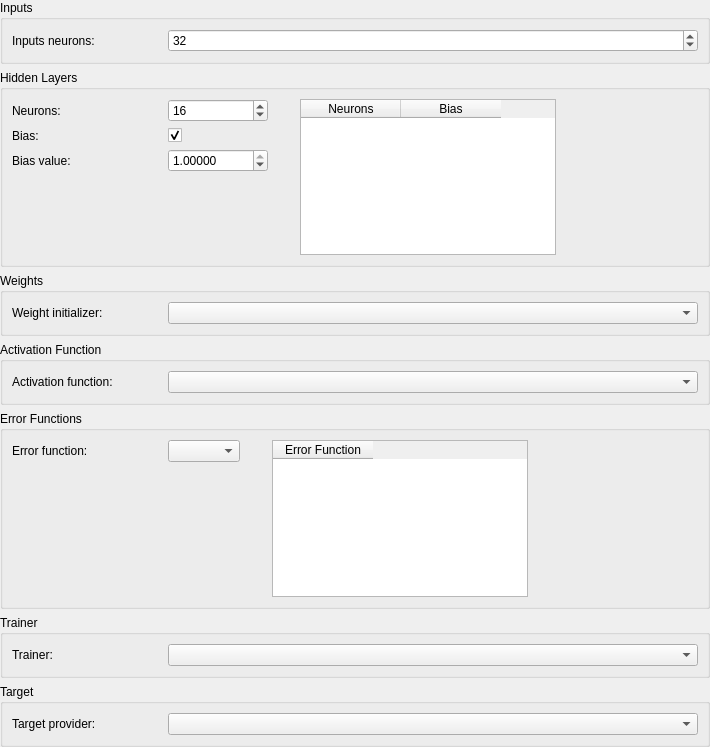
Qt form code/interface/vicomposedwidgets/forms/vineuralselectorwidget.ui (visore/Visore) before a commit.
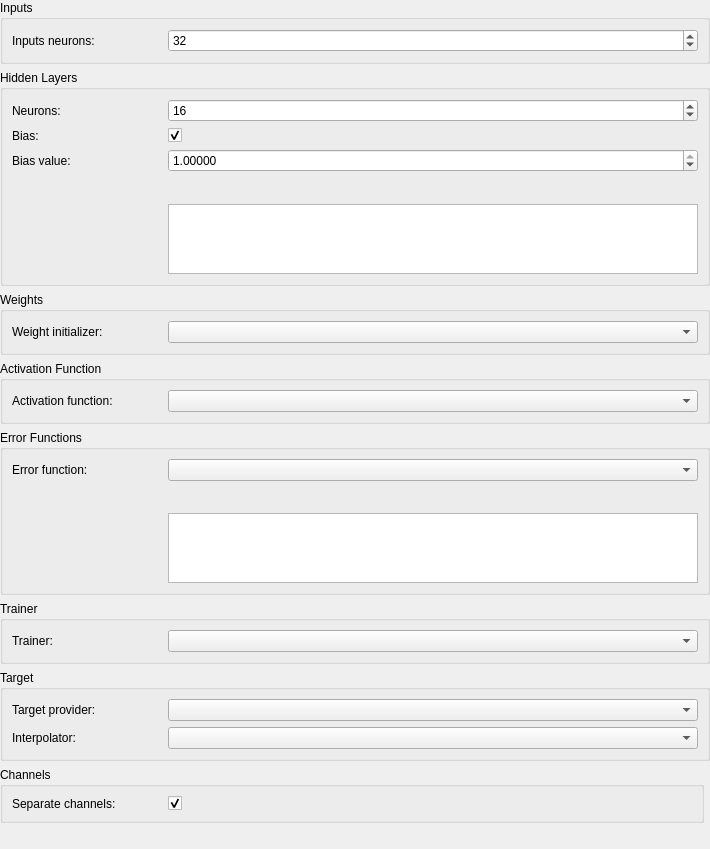
The same form after that commit. Custom widgets are drawn as their Qt base class.

```diff
--- a/code/interface/vicomposedwidgets/forms/vineuralselectorwidget.ui
+++ b/code/interface/vicomposedwidgets/forms/vineuralselectorwidget.ui
@@ -35,38 +35,7 @@
    <property name="bottomMargin">
     <number>0</number>
    </property>
-   <item row="7" column="1">
-    <widget class="QGroupBox" name="groupBox_6">
-     <property name="title">
-      <string>Trainer</string>
-     </property>
-     <layout class="QGridLayout" name="gridLayout_10">
-      <item row="0" column="0">
-       <widget class="QLabel" name="label_8">
-        <property name="minimumSize">
-         <size>
-          <width>150</width>
-          <height>0</height>
-         </size>
-        </property>
-        <property name="maximumSize">
-         <size>
-          <width>150</width>
-          <height>16777215</height>
-         </size>
-        </property>
-        <property name="text">
-         <string>Trainer:</string>
-        </property>
-       </widget>
-      </item>
-      <item row="0" column="1">
-       <widget class="QComboBox" name="trainerComboBox"/>
-      </item>
-     </layout>
-    </widget>
-   </item>
-   <item row="4" column="1">
+   <item row="4" column="0" colspan="2">
     <widget class="QGroupBox" name="groupBox_4">
      <property name="title">
       <string>Activation Function</string>
@@ -97,7 +66,251 @@
      </layout>
     </widget>
    </item>
-   <item row="0" column="1">
+   <item row="7" column="0" colspan="2">
+    <widget class="QGroupBox" name="groupBox_6">
+     <property name="title">
+      <string>Trainer</string>
+     </property>
+     <layout class="QGridLayout" name="gridLayout_10">
+      <item row="0" column="0">
+       <widget class="QLabel" name="label_8">
+        <property name="minimumSize">
+         <size>
+          <width>150</width>
+          <height>0</height>
+         </size>
+        </property>
+        <property name="maximumSize">
+         <size>
+          <width>150</width>
+          <height>16777215</height>
+         </size>
+        </property>
+        <property name="text">
+         <string>Trainer:</string>
+        </property>
+       </widget>
+      </item>
+      <item row="0" column="1">
+       <widget class="QComboBox" name="trainerComboBox"/>
+      </item>
+     </layout>
+    </widget>
+   </item>
+   <item row="1" column="0" colspan="2">
+    <widget class="QGroupBox" name="groupBox">
+     <property name="title">
+      <string>Hidden Layers</string>
+     </property>
+     <layout class="QGridLayout" name="gridLayout_2">
+      <item row="2" column="1" colspan="7">
+       <widget class="QDoubleSpinBox" name="biasValueSpinBox">
+        <property name="minimumSize">
+         <size>
+          <width>100</width>
+          <height>0</height>
+         </size>
+        </property>
+        <property name="decimals">
+         <number>5</number>
+        </property>
+        <property name="maximum">
+         <double>1.000000000000000</double>
+        </property>
+        <property name="singleStep">
+         <double>0.001000000000000</double>
+        </property>
+        <property name="value">
+         <double>1.000000000000000</double>
+        </property>
+       </widget>
+      </item>
+      <item row="0" column="0">
+       <widget class="QLabel" name="label_3">
+        <property name="minimumSize">
+         <size>
+          <width>150</width>
+          <height>0</height>
+         </size>
+        </property>
+        <property name="maximumSize">
+         <size>
+          <width>150</width>
+          <height>16777215</height>
+         </size>
+        </property>
+        <property name="text">
+         <string>Neurons:</string>
+        </property>
+       </widget>
+      </item>
+      <item row="4" column="6">
+       <widget class="ViButton" name="hiddenLayerRemove" native="true"/>
+      </item>
+      <item row="4" column="7">
+       <spacer name="horizontalSpacer_4">
+        <property name="orientation">
+         <enum>Qt::Horizontal</enum>
+        </property>
+        <property name="sizeHint" stdset="0">
+         <size>
+          <width>40</width>
+          <height>20</height>
+         </size>
+        </property>
+       </spacer>
+      </item>
+      <item row="4" column="3" colspan="3">
+       <widget class="ViButton" name="hiddenLayerAdd" native="true"/>
+      </item>
+      <item row="0" column="1" colspan="7">
+       <widget class="QSpinBox" name="hiddenNeuronsSpinBox">
+        <property name="minimumSize">
+         <size>
+          <width>100</width>
+          <height>0</height>
+         </size>
+        </property>
+        <property name="minimum">
+         <number>1</number>
+        </property>
+        <property name="maximum">
+         <number>1024</number>
+        </property>
+        <property name="value">
+         <number>16</number>
+        </property>
+       </widget>
+      </item>
+      <item row="1" column="1" colspan="7">
+       <widget class="QCheckBox" name="biasCheckBox">
+        <property name="maximumSize">
+         <size>
+          <width>16777215</width>
+          <height>16777215</height>
+         </size>
+        </property>
+        <property name="text">
+         <string/>
+        </property>
+        <property name="checked">
+         <bool>true</bool>
+        </property>
+       </widget>
+      </item>
+      <item row="1" column="0">
+       <widget class="QLabel" name="label_4">
+        <property name="minimumSize">
+         <size>
+          <width>150</width>
+          <height>0</height>
+         </size>
+        </property>
+        <property name="maximumSize">
+         <size>
+          <width>150</width>
+          <height>16777215</height>
+         </size>
+        </property>
+        <property name="text">
+         <string>Bias:</string>
+        </property>
+       </widget>
+      </item>
+      <item row="2" column="0">
+       <widget class="QLabel" name="biasValueLabel">
+        <property name="text">
+         <string>Bias value:</string>
+        </property>
+       </widget>
+      </item>
+      <item row="6" column="1" colspan="7">
+       <widget class="QListWidget" name="hiddenLayerList">
+        <property name="maximumSize">
+         <size>
+          <width>16777215</width>
+          <height>100</height>
+         </size>
+        </property>
+        <property name="selectionMode">
+         <enum>QAbstractItemView::ExtendedSelection</enum>
+        </property>
+       </widget>
+      </item>
+      <item row="4" column="1">
+       <spacer name="horizontalSpacer">
+        <property name="orientation">
+         <enum>Qt::Horizontal</enum>
+        </property>
+        <property name="sizeHint" stdset="0">
+         <size>
+          <width>40</width>
+          <height>20</height>
+         </size>
+        </property>
+       </spacer>
+      </item>
+     </layout>
+    </widget>
+   </item>
+   <item row="8" column="0" colspan="2">
+    <widget class="QGroupBox" name="groupBox_7">
+     <property name="title">
+      <string>Target</string>
+     </property>
+     <layout class="QGridLayout" name="gridLayout_9">
+      <item row="0" column="0">
+       <widget class="QLabel" name="label_7">
+        <property name="minimumSize">
+         <size>
+          <width>150</width>
+          <height>0</height>
+         </size>
+        </property>
+        <property name="maximumSize">
+         <size>
+          <width>150</width>
+          <height>16777215</height>
+         </size>
+        </property>
+        <property name="text">
+         <string>Target provider:</string>
+        </property>
+       </widget>
+      </item>
+      <item row="0" column="1">
+       <widget class="QComboBox" name="targetProviderComboBox"/>
+      </item>
+      <item row="1" column="0">
+       <widget class="QLabel" name="interpolatorLabel">
+        <property name="text">
+         <string>Interpolator:</string>
+        </property>
+       </widget>
+      </item>
+      <item row="1" column="1">
+       <widget class="QComboBox" name="interpolatorComboBox"/>
+      </item>
+     </layout>
+    </widget>
+   </item>
+   <item row="10" column="0">
+    <spacer name="horizontalSpacer_5">
+     <property name="orientation">
+      <enum>Qt::Horizontal</enum>
+     </property>
+     <property name="sizeHint" stdset="0">
+      <size>
+       <width>40</width>
+       <height>20</height>
+      </size>
+     </property>
+    </spacer>
+   </item>
+   <item row="10" column="1">
+    <widget class="ViButton" name="processButton" native="true"/>
+   </item>
+   <item row="0" column="0" colspan="2">
     <widget class="QGroupBox" name="groupBox_3">
      <property name="title">
       <string>Inputs</string>
@@ -138,7 +351,7 @@
      </layout>
     </widget>
    </item>
-   <item row="3" column="1">
+   <item row="3" column="0" colspan="2">
     <widget class="QGroupBox" name="groupBox_5">
      <property name="title">
       <string>Weights</string>
@@ -169,96 +382,13 @@
      </layout>
     </widget>
    </item>
-   <item row="8" column="1">
-    <widget class="QGroupBox" name="groupBox_7">
-     <property name="title">
-      <string>Target</string>
-     </property>
-     <layout class="QGridLayout" name="gridLayout_9">
-      <item row="0" column="0">
-       <widget class="QLabel" name="label_7">
-        <property name="minimumSize">
-         <size>
-          <width>150</width>
-          <height>0</height>
-         </size>
-        </property>
-        <property name="maximumSize">
-         <size>
-          <width>150</width>
-          <height>16777215</height>
-         </size>
-        </property>
-        <property name="text">
-         <string>Target provider:</string>
-        </property>
-       </widget>
-      </item>
-      <item row="0" column="1">
-       <widget class="QComboBox" name="targetProviderComboBox"/>
-      </item>
-     </layout>
-    </widget>
-   </item>
-   <item row="6" column="1">
+   <item row="6" column="0" colspan="2">
     <widget class="QGroupBox" name="groupBox_2">
      <property name="title">
       <string>Error Functions</string>
      </property>
      <layout class="QGridLayout" name="gridLayout_5">
-      <item row="0" column="0">
-       <widget class="QWidget" name="widget_3" native="true">
-        <layout class="QGridLayout" name="gridLayout_11">
-         <property name="leftMargin">
-          <number>0</number>
-         </property>
-         <property name="topMargin">
-          <number>0</number>
-         </property>
-         <property name="rightMargin">
-          <number>0</number>
-         </property>
-         <property name="bottomMargin">
-          <number>0</number>
-         </property>
-         <item row="0" column="0">
-          <widget class="QLabel" name="label_6">
-           <property name="minimumSize">
-            <size>
-             <width>150</width>
-             <height>0</height>
-            </size>
-           </property>
-           <property name="maximumSize">
-            <size>
-             <width>150</width>
-             <height>16777215</height>
-            </size>
-           </property>
-           <property name="text">
-            <string>Error function:</string>
-           </property>
-          </widget>
-         </item>
-         <item row="0" column="1">
-          <widget class="QComboBox" name="errorFunctionComboBox"/>
-         </item>
-        </layout>
-       </widget>
-      </item>
-      <item row="0" column="2" rowspan="2">
-       <widget class="ViTableWidget" name="errorFunctionTable">
-        <property name="selectionBehavior">
-         <enum>QAbstractItemView::SelectRows</enum>
-        </property>
-        <column>
-         <property name="text">
-          <string>Error Function</string>
-         </property>
-        </column>
-       </widget>
-      </item>
-      <item row="0" column="3" rowspan="2">
+      <item row="1" column="4">
        <spacer name="horizontalSpacer_2">
         <property name="orientation">
          <enum>Qt::Horizontal</enum>
@@ -271,200 +401,35 @@
         </property>
        </spacer>
       </item>
-      <item row="1" column="0">
-       <spacer name="verticalSpacer_6">
-        <property name="orientation">
-         <enum>Qt::Vertical</enum>
+      <item row="0" column="0">
+       <widget class="QLabel" name="label_6">
+        <property name="minimumSize">
+         <size>
+          <width>150</width>
+          <height>0</height>
+         </size>
         </property>
-        <property name="sizeHint" stdset="0">
+        <property name="maximumSize">
          <size>
-          <width>20</width>
-          <height>40</height>
+          <width>150</width>
+          <height>16777215</height>
          </size>
         </property>
-       </spacer>
-      </item>
-      <item row="0" column="1" rowspan="2">
-       <widget class="QWidget" name="widget_4" native="true">
-        <layout class="QGridLayout" name="gridLayout_12">
-         <property name="leftMargin">
-          <number>0</number>
-         </property>
-         <property name="topMargin">
-          <number>0</number>
-         </property>
-         <property name="rightMargin">
-          <number>0</number>
-         </property>
-         <property name="bottomMargin">
-          <number>0</number>
-         </property>
-         <item row="2" column="0">
-          <widget class="ViButton" name="errorFunctionRemove" native="true"/>
-         </item>
-         <item row="0" column="0">
-          <spacer name="verticalSpacer_4">
-           <property name="orientation">
-            <enum>Qt::Vertical</enum>
-           </property>
-           <property name="sizeHint" stdset="0">
-            <size>
-             <width>20</width>
-             <height>40</height>
-            </size>
-           </property>
-          </spacer>
-         </item>
-         <item row="1" column="0">
-          <widget class="ViButton" name="errorFunctionAdd" native="true"/>
-         </item>
-         <item row="3" column="0">
-          <spacer name="verticalSpacer_5">
-           <property name="orientation">
-            <enum>Qt::Vertical</enum>
-           </property>
-           <property name="sizeHint" stdset="0">
-            <size>
-             <width>20</width>
-             <height>40</height>
-            </size>
-           </property>
-          </spacer>
-         </item>
-        </layout>
+        <property name="text">
+         <string>Error function:</string>
+        </property>
        </widget>
       </item>
-     </layout>
-    </widget>
-   </item>
-   <item row="1" column="1">
-    <widget class="QGroupBox" name="groupBox">
-     <property name="title">
-      <string>Hidden Layers</string>
-     </property>
-     <layout class="QGridLayout" name="gridLayout_2">
-      <item row="0" column="3" rowspan="4">
-       <widget class="QWidget" name="widget_2" native="true">
-        <layout class="QGridLayout" name="gridLayout_4">
-         <property name="leftMargin">
-          <number>0</number>
-         </property>
-         <property name="topMargin">
-          <number>0</number>
-         </property>
-         <property name="rightMargin">
-          <number>0</number>
-         </property>
-         <property name="bottomMargin">
-          <number>0</number>
-         </property>
-         <item row="1" column="1">
-          <widget class="QCheckBox" name="biasCheckBox">
-           <property name="maximumSize">
-            <size>
-             <width>16777215</width>
-             <height>16777215</height>
-            </size>
-           </property>
-           <property name="text">
-            <string/>
-           </property>
-           <property name="checked">
-            <bool>true</bool>
-           </property>
-          </widget>
-         </item>
-         <item row="0" column="1">
-          <widget class="QSpinBox" name="hiddenNeuronsSpinBox">
-           <property name="minimumSize">
-            <size>
-             <width>100</width>
-             <height>0</height>
-            </size>
-           </property>
-           <property name="minimum">
-            <number>1</number>
-           </property>
-           <property name="maximum">
-            <number>1024</number>
-           </property>
-           <property name="value">
-            <number>16</number>
-           </property>
-          </widget>
-         </item>
-         <item row="2" column="1">
-          <widget class="QDoubleSpinBox" name="biasValueSpinBox">
-           <property name="minimumSize">
-            <size>
-             <width>100</width>
-             <height>0</height>
-            </size>
-           </property>
-           <property name="decimals">
-            <number>5</number>
-           </property>
-           <property name="maximum">
-            <double>1.000000000000000</double>
-           </property>
-           <property name="singleStep">
-            <double>0.001000000000000</double>
-           </property>
-           <property name="value">
-            <double>1.000000000000000</double>
-           </property>
-          </widget>
-         </item>
-         <item row="0" column="0">
-          <widget class="QLabel" name="label_3">
-           <property name="minimumSize">
-            <size>
-             <width>150</width>
-             <height>0</height>
-            </size>
-           </property>
-           <property name="maximumSize">
-            <size>
-             <width>150</width>
-             <height>16777215</height>
-            </size>
-           </property>
-           <property name="text">
-            <string>Neurons:</string>
-           </property>
-          </widget>
-         </item>
-         <item row="1" column="0">
-          <widget class="QLabel" name="label_4">
-           <property name="minimumSize">
-            <size>
-             <width>150</width>
-             <height>0</height>
-            </size>
-           </property>
-           <property name="maximumSize">
-            <size>
-             <width>150</width>
-             <height>16777215</height>
-            </size>
-           </property>
-           <property name="text">
-            <string>Bias:</string>
-           </property>
-          </widget>
-         </item>
-         <item row="2" column="0">
-          <widget class="QLabel" name="biasValueLabel">
-           <property name="text">
-            <string>Bias value:</string>
-           </property>
-          </widget>
-         </item>
-        </layout>
+      <item row="1" column="2">
+       <widget class="ViButton" name="errorFunctionAdd" native="true">
+        <zorder>errorFunctionRemove</zorder>
        </widget>
       </item>
-      <item row="0" column="7" rowspan="4">
-       <spacer name="horizontalSpacer">
+      <item row="1" column="3">
+       <widget class="ViButton" name="errorFunctionRemove" native="true"/>
+      </item>
+      <item row="1" column="1">
+       <spacer name="horizontalSpacer_3">
         <property name="orientation">
          <enum>Qt::Horizontal</enum>
         </property>
@@ -476,87 +441,52 @@
         </property>
        </spacer>
       </item>
-      <item row="0" column="6" rowspan="5">
-       <widget class="ViTableWidget" name="hiddenLayerTable">
+      <item row="2" column="1" rowspan="2" colspan="4">
+       <widget class="QListWidget" name="errorFunctionList">
+        <property name="maximumSize">
+         <size>
+          <width>16777215</width>
+          <height>100</height>
+         </size>
+        </property>
         <property name="selectionMode">
          <enum>QAbstractItemView::ExtendedSelection</enum>
         </property>
-        <property name="selectionBehavior">
-         <enum>QAbstractItemView::SelectRows</enum>
-        </property>
-        <column>
-         <property name="text">
-          <string>Neurons</string>
-         </property>
-        </column>
-        <column>
-         <property name="text">
-          <string>Bias</string>
-         </property>
-        </column>
        </widget>
       </item>
-      <item row="4" column="3">
-       <spacer name="verticalSpacer_3">
-        <property name="orientation">
-         <enum>Qt::Vertical</enum>
-        </property>
-        <property name="sizeHint" stdset="0">
+      <item row="0" column="1" colspan="4">
+       <widget class="QComboBox" name="errorFunctionComboBox"/>
+      </item>
+     </layout>
+    </widget>
+   </item>
+   <item row="9" column="0">
+    <widget class="QGroupBox" name="groupBox_8">
+     <property name="title">
+      <string>Channels</string>
+     </property>
+     <layout class="QGridLayout" name="gridLayout_3">
+      <item row="0" column="0">
+       <widget class="QLabel" name="label_9">
+        <property name="maximumSize">
          <size>
-          <width>20</width>
-          <height>40</height>
+          <width>150</width>
+          <height>16777215</height>
          </size>
         </property>
-       </spacer>
+        <property name="text">
+         <string>Separate channels:</string>
+        </property>
+       </widget>
       </item>
-      <item row="0" column="4" rowspan="5">
-       <widget class="QWidget" name="widget" native="true">
-        <layout class="QGridLayout" name="gridLayout_3">
-         <property name="leftMargin">
-          <number>0</number>
-         </property>
-         <property name="topMargin">
-          <number>0</number>
-         </property>
-         <property name="rightMargin">
-          <number>0</number>
-         </property>
-         <property name="bottomMargin">
-          <number>0</number>
-         </property>
-         <item row="1" column="0">
-          <widget class="ViButton" name="hiddenLayerAdd" native="true"/>
-         </item>
-         <item row="3" column="0">
-          <widget class="ViButton" name="hiddenLayerRemove" native="true"/>
-         </item>
-         <item row="4" column="0">
-          <spacer name="verticalSpacer">
-           <property name="orientation">
-            <enum>Qt::Vertical</enum>
-           </property>
-           <property name="sizeHint" stdset="0">
-            <size>
-             <width>20</width>
-             <height>40</height>
-            </size>
-           </property>
-          </spacer>
-         </item>
-         <item row="0" column="0">
-          <spacer name="verticalSpacer_2">
-           <property name="orientation">
-            <enum>Qt::Vertical</enum>
-           </property>
-           <property name="sizeHint" stdset="0">
-            <size>
-             <width>20</width>
-             <height>40</height>
-            </size>
-           </property>
-          </spacer>
-         </item>
-        </layout>
+      <item row="0" column="1">
+       <widget class="QCheckBox" name="channelsCheckBox">
+        <property name="text">
+         <string/>
+        </property>
+        <property name="checked">
+         <bool>true</bool>
+        </property>
        </widget>
       </item>
      </layout>
@@ -565,11 +495,6 @@
   </layout>
  </widget>
  <customwidgets>
-  <customwidget>
-   <class>ViTableWidget</class>
-   <extends>QTableWidget</extends>
-   <header>vitablewidget.h</header>
-  </customwidget>
   <customwidget>
    <class>ViButton</class>
    <extends>QWidget</extends>
```
